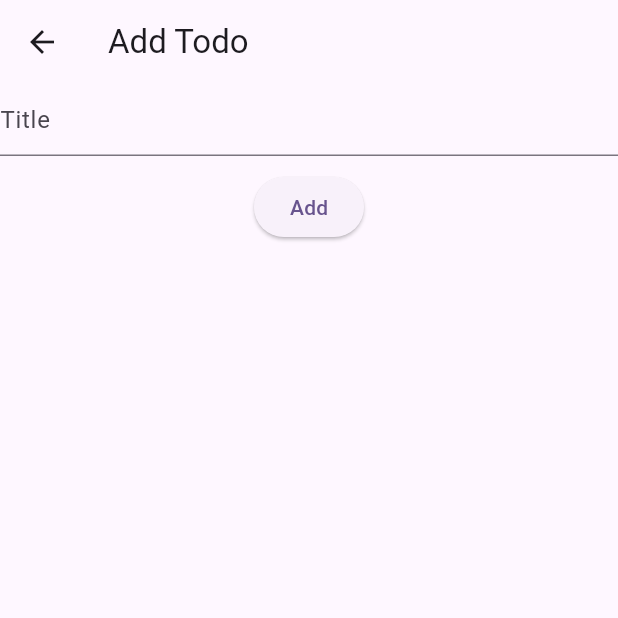
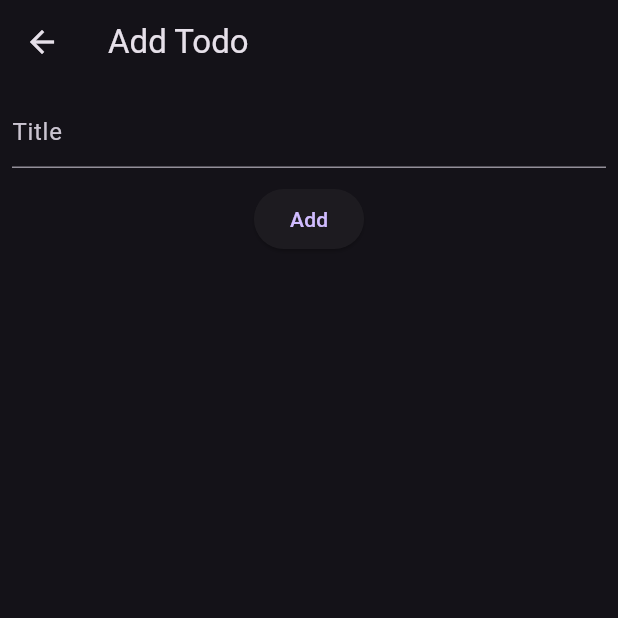
Before and after one commit to adhilfouzi/todo_using_bloc, a Flutter app: the screen it shows after launch, after a tap on the "add" icon, on a phone screen of 412 x 824 dp, the top half of it. Run offline on Flutter 3.47's test engine with Material 3 defaults, Android fonts, the light colour scheme and no system bars; our stand-ins replace flutter_bloc.

Commit message:
todo cubit completed

```diff
--- a/lib/add_todo_page.dart
+++ b/lib/add_todo_page.dart
@@ -1,4 +1,6 @@
 import 'package:flutter/material.dart';
+import 'package:flutter_bloc/flutter_bloc.dart';
+import 'package:todo_app_using_bloc/cubit/todo_cubit_cubit.dart';
 
 class AddTodoPage extends StatefulWidget {
   const AddTodoPage({super.key});
@@ -17,6 +19,8 @@ class _AddTodoPageState extends State<AddTodoPage> {
         title: const Text('Add Todo'),
       ),
       body: SingleChildScrollView(
+        child: Padding(
+          padding: const EdgeInsets.all(8.0),
           child: Column(
             children: [
               TextField(
@@ -25,12 +29,19 @@ class _AddTodoPageState extends State<AddTodoPage> {
               ),
               const SizedBox(height: 10),
               ElevatedButton(
-              onPressed: () {},
+                onPressed: () {
+                  context
+                      .read<TodoCubit>()
+                      .addTodo(todoTitleController.text.trim());
+
+                  Navigator.of(context).pop();
+                },
                 child: const Text('Add'),
               ),
             ],
           ),
         ),
+      ),
     );
   }
 }
--- /dev/null
+++ b/lib/cubit/todo_cubit_cubit.dart
@@ -0,0 +1,11 @@
+import 'package:flutter_bloc/flutter_bloc.dart';
+import 'package:todo_app_using_bloc/model/todo_model.dart';
+
+class TodoCubit extends Cubit<List<Todo>> {
+  TodoCubit() : super([]);
+  void addTodo(String title) {
+    final todo = Todo(name: title, createdAt: DateTime.now());
+    // state.add(todo);
+    emit([...state, todo]);
+  }
+}
--- a/lib/main.dart
+++ b/lib/main.dart
@@ -1,5 +1,7 @@
 import 'package:flutter/material.dart';
+import 'package:flutter_bloc/flutter_bloc.dart';
 import 'package:todo_app_using_bloc/add_todo_page.dart';
+import 'package:todo_app_using_bloc/cubit/todo_cubit_cubit.dart';
 import 'package:todo_app_using_bloc/todo_list.dart';
 
 void main() {
@@ -11,17 +13,17 @@ class MyApp extends StatelessWidget {
 
   @override
   Widget build(BuildContext context) {
-    return MaterialApp(
-      title: 'Flutter Demo',
-      theme: ThemeData(
-        colorScheme: ColorScheme.fromSeed(seedColor: Colors.deepPurple),
-        useMaterial3: true,
+    return BlocProvider(
+      create: (context) => TodoCubit(),
+      child: MaterialApp(
+        debugShowCheckedModeBanner: false,
+        theme: ThemeData.dark(),
+        initialRoute: '/',
+        routes: {
+          '/': (_) => const TodoList(),
+          '/add-todo': (_) => const AddTodoPage(),
+        },
       ),
-      initialRoute: '/',
-      routes: {
-        '/': (_) => const TodoList(),
-        '/add-todo': (_) => const AddTodoPage(),
-      },
     );
   }
 }
--- /dev/null
+++ b/lib/model/todo_model.dart
@@ -0,0 +1,5 @@
+class Todo {
+  final String name;
+  final DateTime createdAt;
+  Todo({required this.name, required this.createdAt});
+}
--- a/lib/todo_list.dart
+++ b/lib/todo_list.dart
@@ -1,4 +1,7 @@
 import 'package:flutter/material.dart';
+import 'package:flutter_bloc/flutter_bloc.dart';
+import 'package:todo_app_using_bloc/cubit/todo_cubit_cubit.dart';
+import 'package:todo_app_using_bloc/model/todo_model.dart';
 
 class TodoList extends StatelessWidget {
   const TodoList({super.key});
@@ -7,9 +10,37 @@ class TodoList extends StatelessWidget {
   Widget build(BuildContext context) {
     return Scaffold(
       appBar: AppBar(
+        centerTitle: true,
         title: const Text('Todo List'),
       ),
-      // body: ,
+      body: Padding(
+        padding: const EdgeInsets.all(8.0),
+        child: BlocBuilder<TodoCubit, List<Todo>>(
+          builder: (context, todos) {
+            if (todos.isEmpty) {
+              return const Center(
+                child: Text('No value'),
+              );
+            } else {
+              return ListView.builder(
+                itemCount: todos.length,
+                itemBuilder: (context, index) {
+                  final todo = todos[index];
+                  return Card(
+                    child: ListTile(
+                      leading: CircleAvatar(
+                        child: Text((index + 1).toString()),
+                      ),
+                      title: Text(todo.name),
+                      subtitle: Text(todo.createdAt.toString()),
+                    ),
+                  );
+                },
+              );
+            }
+          },
+        ),
+      ),
       floatingActionButton: FloatingActionButton(
         onPressed: () {
           Navigator.pushNamed(context, '/add-todo');
--- a/pubspec.yaml
+++ b/pubspec.yaml
@@ -35,6 +35,7 @@ dependencies:
   # The following adds the Cupertino Icons font to your application.
   # Use with the CupertinoIcons class for iOS style icons.
   cupertino_icons: ^1.0.6
+  flutter_bloc: ^8.1.3
 
 dev_dependencies:
   flutter_test:
```
Also changed, not shown: pubspec.lock. Lines whose indentation alone changed are shown as unchanged.
